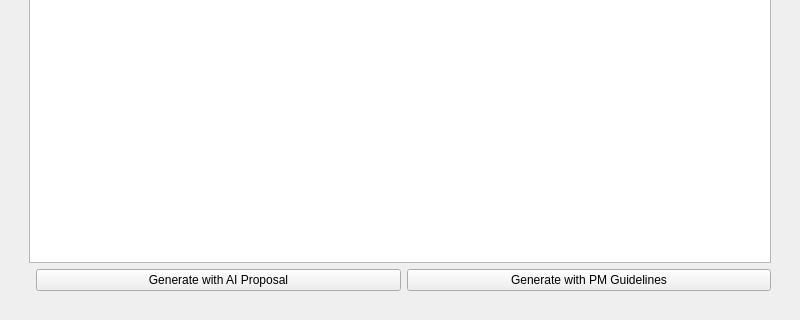
This is gui/coding_standard_page.ui in mariolewis/asdf_factory as Qt 5 draws it before an edit; both pictures show x 0 to 800 and y 280 to 600 of the 800 by 600 pixel window. The edited form follows.
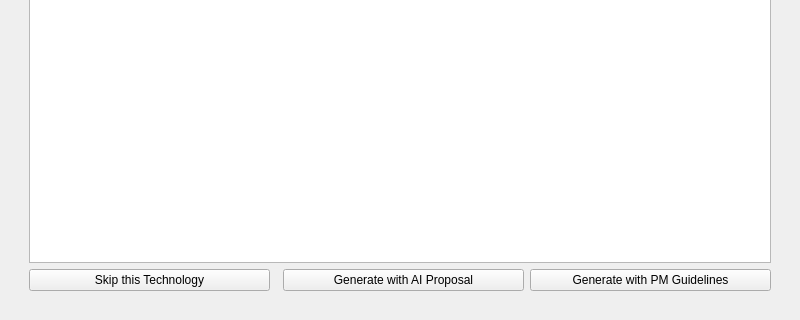
This is the edited form.

Diff of the .ui file:
```diff
--- a/gui/coding_standard_page.ui
+++ b/gui/coding_standard_page.ui
@@ -56,6 +56,16 @@
        </item>
        <item>
         <layout class="QHBoxLayout" name="horizontalLayout">
+        <item>
+          <widget class="QPushButton" name="skipStandardButton">
+           <property name="text">
+            <string>Skip this Technology</string>
+           </property>
+           <property name="cursor">
+            <cursorShape>PointingHandCursor</cursorShape>
+           </property>
+          </widget>
+         </item>
          <item>
           <spacer name="horizontalSpacer_2">
            <property name="orientation">
```
